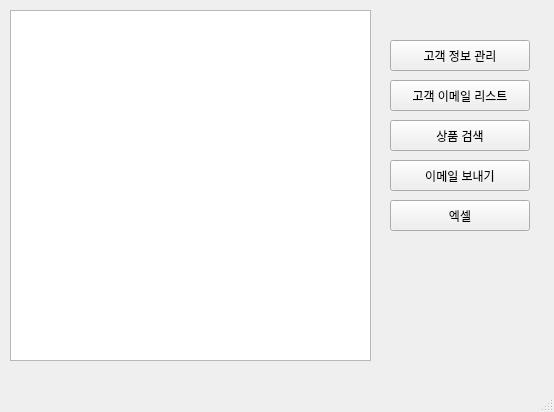
The window that python_work/pythonPro/mainwindow.ui (huni0420/AI_4th_Class) describes before a commit, drawn with Qt 5.
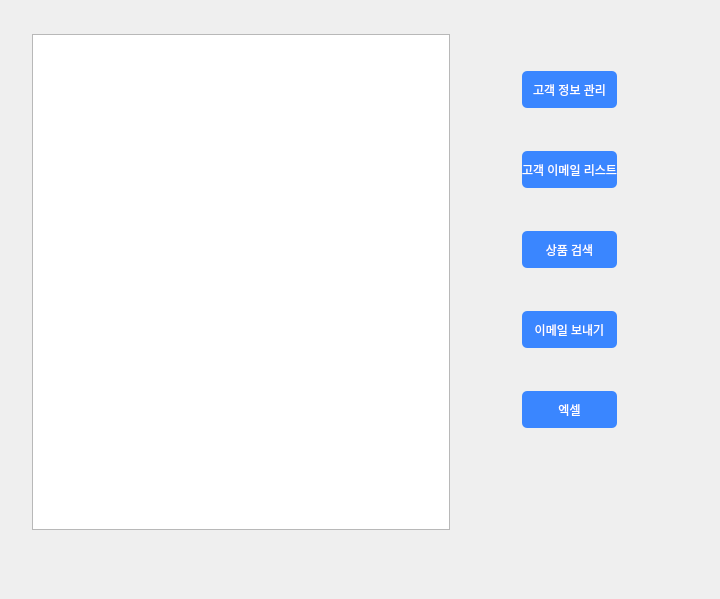
The same window after the commit. Icons and pictures are not drawn.

Patch:
```diff
--- a/python_work/pythonPro/mainwindow.ui
+++ b/python_work/pythonPro/mainwindow.ui
@@ -6,101 +6,157 @@
    <rect>
     <x>0</x>
     <y>0</y>
-    <width>554</width>
-    <height>412</height>
+    <width>720</width>
+    <height>599</height>
    </rect>
   </property>
+  <property name="minimumSize">
+   <size>
+    <width>720</width>
+    <height>599</height>
+   </size>
+  </property>
   <property name="windowTitle">
    <string>MainWindow</string>
   </property>
+  <property name="toolTip">
+   <string>&lt;html&gt;&lt;head/&gt;&lt;body&gt;&lt;p&gt;&lt;br/&gt;&lt;/p&gt;&lt;/body&gt;&lt;/html&gt;</string>
+  </property>
+  <property name="styleSheet">
+   <string notr="true">QPushButton{
+	color: white;
+	background-color: rgb(58, 134, 255);
+	border-radius: 5px;
+}
+#centralwidget
+{
+	background:url(&quot;C:/Users/mysky/Desktop/Github/python_work/pythonPro/배경2.jpg&quot;)
+	
+}</string>
+  </property>
   <widget class="QWidget" name="centralwidget">
+   <layout class="QGridLayout" name="gridLayout_2">
+    <property name="leftMargin">
+     <number>11</number>
+    </property>
+    <item row="0" column="0">
+     <layout class="QGridLayout" name="gridLayout">
+      <property name="leftMargin">
+       <number>21</number>
+      </property>
+      <property name="topMargin">
+       <number>25</number>
+      </property>
+      <property name="rightMargin">
+       <number>53</number>
+      </property>
+      <property name="bottomMargin">
+       <number>60</number>
+      </property>
+      <item row="0" column="0">
+       <widget class="QTextBrowser" name="list">
+        <property name="readOnly">
+         <bool>true</bool>
+        </property>
+        <property name="openLinks">
+         <bool>true</bool>
+        </property>
+       </widget>
+      </item>
+      <item row="0" column="1">
+       <layout class="QVBoxLayout" name="verticalLayout">
+        <property name="leftMargin">
+         <number>66</number>
+        </property>
+        <property name="rightMargin">
+         <number>41</number>
+        </property>
+        <property name="bottomMargin">
+         <number>60</number>
+        </property>
+        <item>
    <widget class="QPushButton" name="pushButton">
-    <property name="geometry">
-     <rect>
-      <x>390</x>
-      <y>40</y>
-      <width>140</width>
-      <height>31</height>
-     </rect>
+          <property name="enabled">
+           <bool>true</bool>
+          </property>
+          <property name="minimumSize">
+           <size>
+            <width>45</width>
+            <height>37</height>
+           </size>
+          </property>
+          <property name="baseSize">
+           <size>
+            <width>0</width>
+            <height>0</height>
+           </size>
     </property>
     <property name="text">
      <string>고객 정보 관리</string>
     </property>
    </widget>
+        </item>
+        <item>
    <widget class="QPushButton" name="pushButton_2">
-    <property name="geometry">
-     <rect>
-      <x>390</x>
-      <y>80</y>
-      <width>140</width>
-      <height>31</height>
-     </rect>
+          <property name="minimumSize">
+           <size>
+            <width>45</width>
+            <height>37</height>
+           </size>
+          </property>
+          <property name="styleSheet">
+           <string notr="true"/>
     </property>
     <property name="text">
      <string>고객 이메일 리스트</string>
     </property>
    </widget>
+        </item>
+        <item>
    <widget class="QPushButton" name="pushButton_3">
-    <property name="geometry">
-     <rect>
-      <x>390</x>
-      <y>120</y>
-      <width>140</width>
-      <height>31</height>
-     </rect>
+          <property name="minimumSize">
+           <size>
+            <width>45</width>
+            <height>37</height>
+           </size>
     </property>
     <property name="text">
      <string>상품 검색</string>
     </property>
    </widget>
+        </item>
+        <item>
    <widget class="QPushButton" name="pushButton_4">
-    <property name="geometry">
-     <rect>
-      <x>390</x>
-      <y>160</y>
-      <width>140</width>
-      <height>31</height>
-     </rect>
+          <property name="minimumSize">
+           <size>
+            <width>45</width>
+            <height>37</height>
+           </size>
     </property>
     <property name="text">
      <string>이메일 보내기</string>
     </property>
    </widget>
+        </item>
+        <item>
    <widget class="QPushButton" name="pushButton_5">
-    <property name="geometry">
-     <rect>
-      <x>390</x>
-      <y>200</y>
-      <width>140</width>
-      <height>31</height>
-     </rect>
+          <property name="minimumSize">
+           <size>
+            <width>45</width>
+            <height>37</height>
+           </size>
     </property>
     <property name="text">
      <string>엑셀</string>
     </property>
    </widget>
-   <widget class="QTextBrowser" name="list">
-    <property name="geometry">
-     <rect>
-      <x>10</x>
-      <y>10</y>
-      <width>361</width>
-      <height>351</height>
-     </rect>
-    </property>
-   </widget>
-  </widget>
-  <widget class="QMenuBar" name="menubar">
-   <property name="geometry">
-    <rect>
-     <x>0</x>
-     <y>0</y>
-     <width>554</width>
-     <height>26</height>
-    </rect>
-   </property>
-  </widget>
-  <widget class="QStatusBar" name="statusbar"/>
+        </item>
+       </layout>
+      </item>
+     </layout>
+    </item>
+   </layout>
+  </widget>
  </widget>
  <resources/>
  <connections/>
```
Lines whose indentation alone changed are shown as unchanged.
